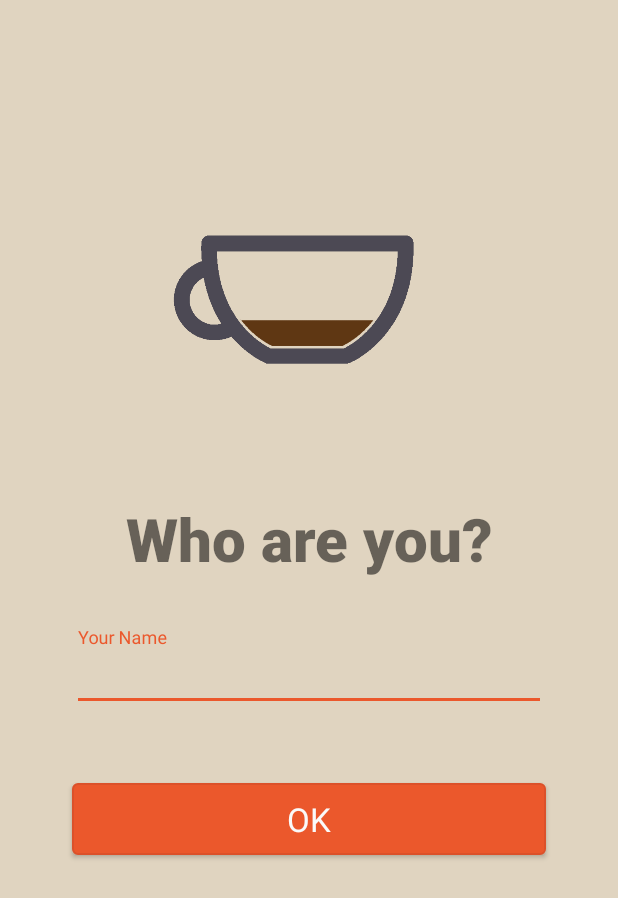
After one commit to neo/AnKopiRun, an Android app: the RunnerDetailsActivity screen opened directly, with no data from a screen before it, on a phone screen of 412 x 824 dp. The commit adds this screen. Shown: the top 898 px of the screen. Run offline under Robolectric (Android 15) with nearby library versions, the phone set to English and light mode, and no system bars.

Commit message:
Create 'Who Are You' layout. [#116859433]

```diff
--- a/app/src/main/AndroidManifest.xml
+++ b/app/src/main/AndroidManifest.xml
@@ -15,6 +15,8 @@
                 <category android:name="android.intent.category.LAUNCHER"/>
             </intent-filter>
         </activity>
+        <activity android:name=".RunnerDetailsActivity">
+        </activity>
     </application>
 
 </manifest>
--- /dev/null
+++ b/app/src/main/java/pivotal/io/ankopirun/RunnerDetailsActivity.java
@@ -0,0 +1,13 @@
+package pivotal.io.ankopirun;
+
+import android.support.v7.app.AppCompatActivity;
+import android.os.Bundle;
+
+public class RunnerDetailsActivity extends AppCompatActivity {
+
+    @Override
+    protected void onCreate(Bundle savedInstanceState) {
+        super.onCreate(savedInstanceState);
+        setContentView(R.layout.activity_runner_details);
+    }
+}
--- /dev/null
+++ b/app/src/main/res/layout/activity_runner_details.xml
@@ -0,0 +1,33 @@
+<?xml version="1.0" encoding="utf-8"?>
+<LinearLayout
+    style="@style/ActivityLinearLayoutStyle"
+    xmlns:android="http://schemas.android.com/apk/res/android"
+    xmlns:tools="http://schemas.android.com/tools"
+    tools:context=".RunnerDetailsActivity">
+
+    <ImageView
+        style="@style/LogoStyle"
+        android:src="@drawable/near_empty"/>
+
+    <TextView
+        style="@style/SubtitleStyle"
+        android:text="@string/who_are_you"/>
+
+    <android.support.design.widget.TextInputLayout
+        android:layout_width="match_parent"
+        android:layout_height="wrap_content">
+
+        <EditText
+            android:id="@+id/name"
+            style="@style/EditTextStyle"
+            android:hint="@string/your_name"/>
+
+    </android.support.design.widget.TextInputLayout>
+
+    <Button
+        android:id="@+id/submit_name_btn"
+        style="@style/ButtonStyle"
+        android:layout_marginTop="48dp"
+        android:text="@android:string/ok"/>
+
+</LinearLayout>
--- a/app/src/main/res/values/strings.xml
+++ b/app/src/main/res/values/strings.xml
@@ -3,4 +3,6 @@
     <string name="create">Create</string>
     <string name="join">Join</string>
     <string name="kopi_run">Kopi Run!</string>
+    <string name="who_are_you">Who are you?</string>
+    <string name="your_name">Your Name</string>
 </resources>
--- a/app/src/main/res/values/styles.xml
+++ b/app/src/main/res/values/styles.xml
@@ -39,6 +39,10 @@
         <item name="android:textSize">56sp</item>
     </style>
 
+    <style name="SubtitleStyle" parent="TitleStyle">
+        <item name="android:textSize">40sp</item>
+    </style>
+
     <style name="ButtonStyle" parent="android:Widget.Button">
         <item name="android:layout_width">match_parent</item>
         <item name="android:layout_height">wrap_content</item>
@@ -52,4 +56,12 @@
         <item name="android:textStyle">bold</item>
     </style>
 
+    <style name="EditTextStyle" parent="android:Widget.EditText">
+        <item name="android:layout_width">match_parent</item>
+        <item name="android:layout_height">wrap_content</item>
+        <item name="android:layout_marginStart">32dp</item>
+        <item name="android:layout_marginEnd">32dp</item>
+        <item name="android:singleLine">true</item>
+    </style>
+
 </resources>
```
